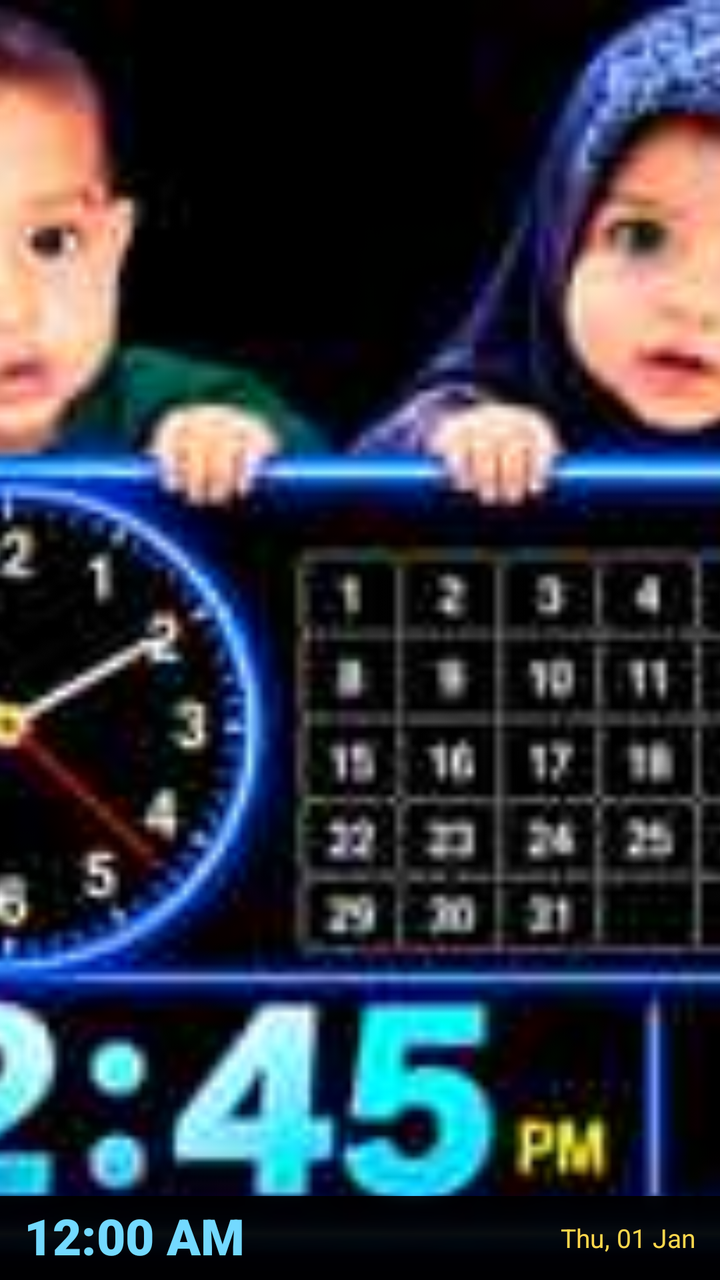
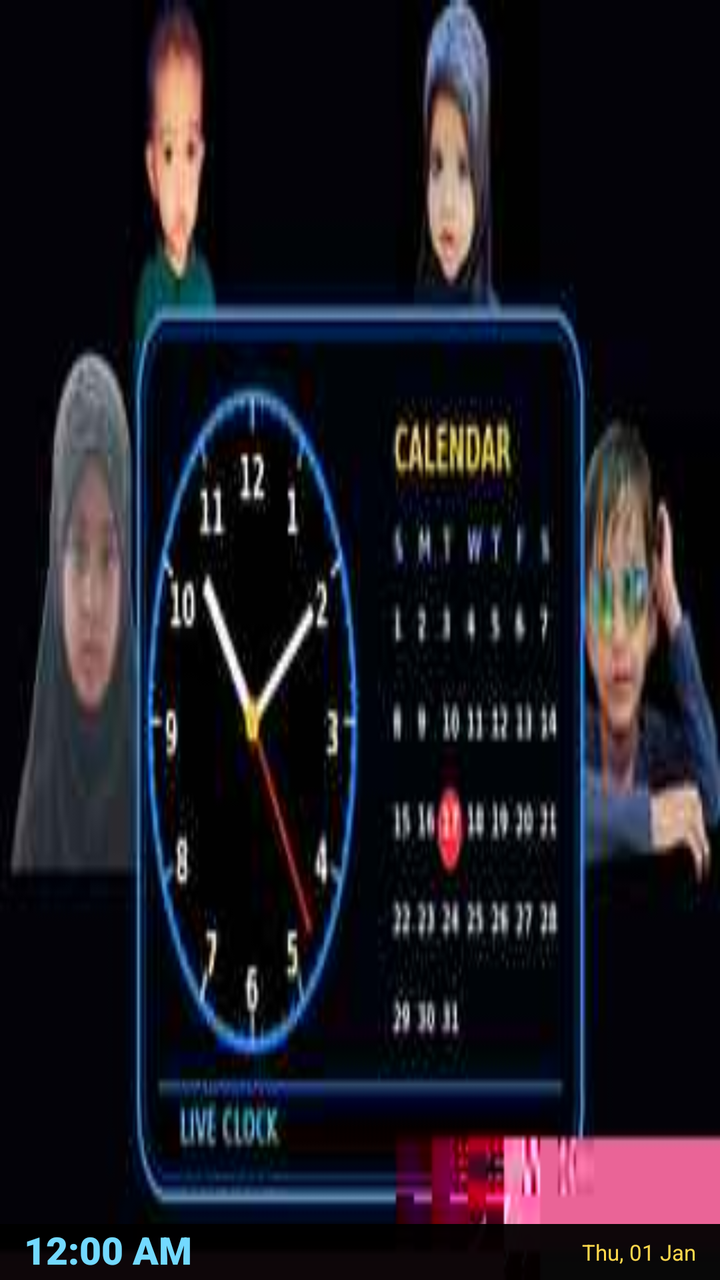

An Android layout rendered at two revisions. The XML below is the earlier revision; the diff shows what the commit changed to produce the second picture.
<!-- AndroidManifest.xml: application theme android:Theme.Material.Light.NoActionBar -->
<!-- res/layout/widget_clock_date.xml -->
<?xml version="1.0" encoding="utf-8"?>
<FrameLayout xmlns:android="http://schemas.android.com/apk/res/android"
    android:layout_width="match_parent"
    android:layout_height="match_parent"
    android:background="#05070D">

    <ImageView
        android:id="@+id/kids_art"
        android:layout_width="match_parent"
        android:layout_height="match_parent"
        android:src="@drawable/kids_clock"
        android:scaleType="centerCrop"
        android:contentDescription="Four children holding a digital clock and calendar" />

    <LinearLayout
        android:layout_width="match_parent"
        android:layout_height="42dp"
        android:layout_gravity="bottom"
        android:orientation="horizontal"
        android:gravity="center_vertical"
        android:paddingStart="12dp"
        android:paddingEnd="12dp"
        android:background="#F0000000">

        <TextClock
            android:id="@+id/widget_time"
            android:layout_width="0dp"
            android:layout_height="wrap_content"
            android:layout_weight="1"
            android:format12Hour="h:mm a"
            android:format24Hour="HH:mm"
            android:textColor="#73D9FF"
            android:textSize="25sp"
            android:fontFamily="sans-serif-black"
            android:includeFontPadding="false" />

        <TextClock
            android:id="@+id/widget_date"
            android:layout_width="wrap_content"
            android:layout_height="wrap_content"
            android:format12Hour="EEE, dd MMM"
            android:format24Hour="EEE, dd MMM"
            android:textColor="#FFD84D"
            android:textSize="13sp"
            android:fontFamily="sans-serif-bold" />
    </LinearLayout>
</FrameLayout>
<!-- resources referenced by this layout -->
<resources>
  <!-- drawable kids_clock: jpg bitmap (drawable, 10493 bytes) -->
</resources>

<!-- the commit's change to res/layout/widget_clock_date.xml (unified diff, before → after) -->
@@ -3,25 +3,22 @@
     android:layout_width="match_parent"
     android:layout_height="match_parent"
     android:background="#05070D">
-
     <ImageView
         android:id="@+id/kids_art"
         android:layout_width="match_parent"
         android:layout_height="match_parent"
         android:src="@drawable/kids_clock"
-        android:scaleType="centerCrop"
-        android:contentDescription="Four children holding a digital clock and calendar" />
-
+        android:scaleType="fitXY"
+        android:contentDescription="The four children holding the RK Solution clock" />
     <LinearLayout
         android:layout_width="match_parent"
-        android:layout_height="42dp"
+        android:layout_height="28dp"
         android:layout_gravity="bottom"
         android:orientation="horizontal"
         android:gravity="center_vertical"
         android:paddingStart="12dp"
         android:paddingEnd="12dp"
         android:background="#F0000000">
-
         <TextClock
             android:id="@+id/widget_time"
             android:layout_width="0dp"
@@ -30,10 +27,9 @@
             android:format12Hour="h:mm a"
             android:format24Hour="HH:mm"
             android:textColor="#73D9FF"
-            android:textSize="25sp"
+            android:textSize="19sp"
             android:fontFamily="sans-serif-black"
             android:includeFontPadding="false" />
-
         <TextClock
             android:id="@+id/widget_date"
             android:layout_width="wrap_content"
@@ -41,7 +37,7 @@
             android:format12Hour="EEE, dd MMM"
             android:format24Hour="EEE, dd MMM"
             android:textColor="#FFD84D"
-            android:textSize="13sp"
+            android:textSize="11sp"
             android:fontFamily="sans-serif-bold" />
     </LinearLayout>
 </FrameLayout>
<!-- resource entries referenced after the edit -->
@@ -1,5 +1,5 @@
 <!-- resources referenced by this layout -->
 <resources>
-  <!-- drawable kids_clock: jpg bitmap (drawable, 10493 bytes) -->
+  <!-- drawable kids_clock: jpg bitmap (drawable, 7104 bytes) -->
 </resources>
 
